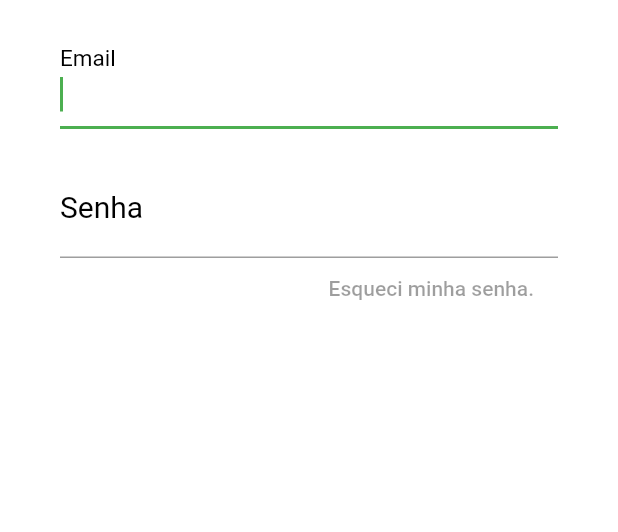
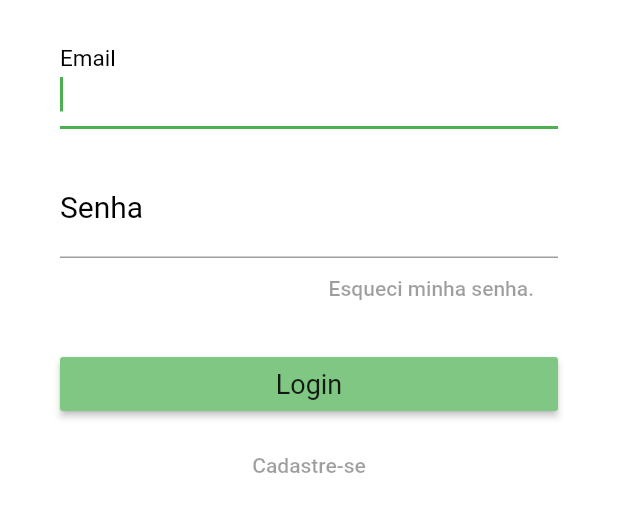
Before and after one commit to Stefanyvitoria/DSI, a Flutter app: the screen it shows after launch, on a phone screen of 412 x 824 dp, the part 285-817 px from its top. Run offline on Flutter 3.47's test engine with Material 2 defaults, Android fonts, the phone set to English and light mode, and no system bars.

Commit message:
add botões

```diff
--- a/lib/login_page.dart
+++ b/lib/login_page.dart
@@ -32,7 +32,7 @@ class LoginPage extends StatelessWidget {
               ),
               style: TextStyle(fontSize: 20),
             ),
-            Container(height: 20, width: 10),
+            Container(height: 20),
             TextFormField(
               keyboardType: TextInputType.text,
               obscureText: true,
@@ -58,6 +58,30 @@ class LoginPage extends StatelessWidget {
                 ),
               ),
             ),
+            Container(height: 20),
+            RaisedButton(
+              onPressed: () {},
+              child: Text(
+                'Login',
+                style: TextStyle(fontSize: 18, fontWeight: FontWeight.w400),
+              ),
+              autofocus: true,
+              color: Colors.green[300],
+            ),
+            Container(height: 10),
+            Container(
+              height: 40,
+              alignment: Alignment.center,
+              child: FlatButton(
+                //color: Colors.green[50],
+                onPressed: () {},
+                child: Text(
+                  'Cadastre-se',
+                  textAlign: TextAlign.right,
+                  style: TextStyle(color: Colors.black38),
+                ),
+              ),
+            ),
           ],
         ),
       ),
```
